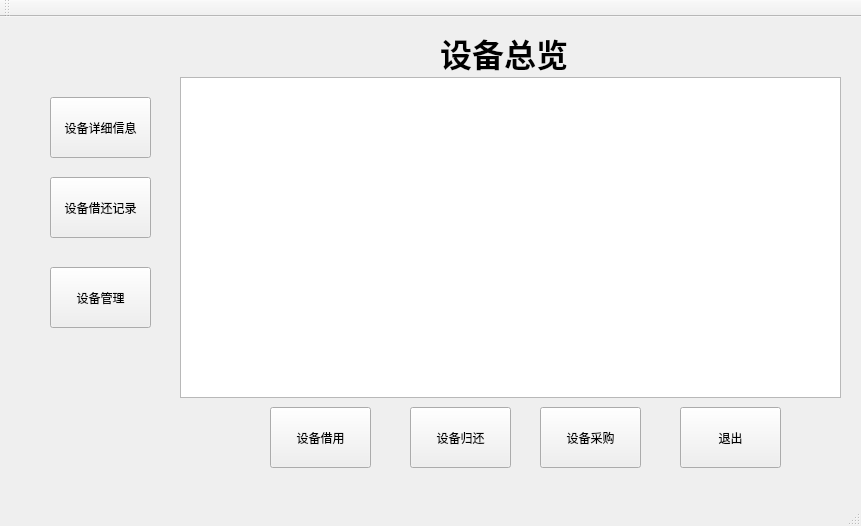
This is src/mainwindow.ui in guanqian1994/EquipmentManagementSystem as Qt 5 draws it before an edit. The edited form follows.
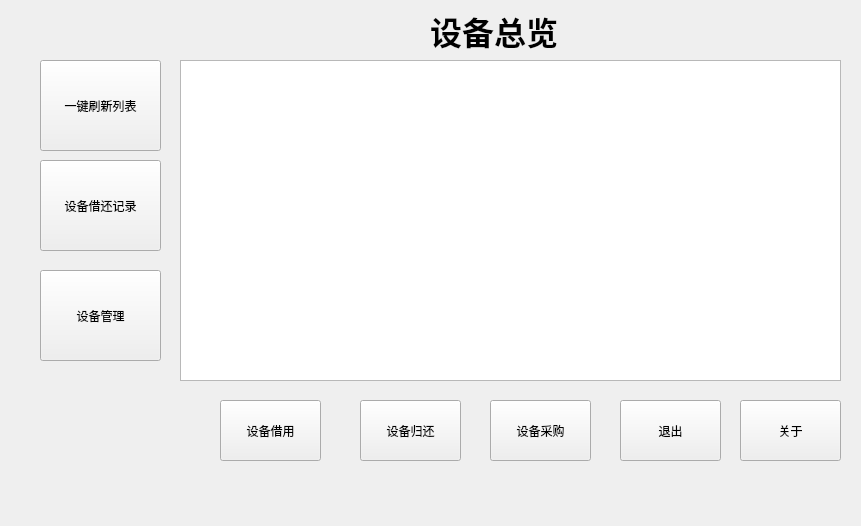
This is the edited form.

The edit to the form file:
```diff
--- a/src/mainwindow.ui
+++ b/src/mainwindow.ui
@@ -27,23 +27,23 @@
    <widget class="QPushButton" name="all">
     <property name="geometry">
      <rect>
-      <x>50</x>
-      <y>80</y>
-      <width>101</width>
-      <height>61</height>
+      <x>40</x>
+      <y>60</y>
+      <width>121</width>
+      <height>91</height>
      </rect>
     </property>
     <property name="text">
-     <string>设备详细信息</string>
+     <string>一键刷新列表</string>
     </property>
    </widget>
    <widget class="QPushButton" name="record">
     <property name="geometry">
      <rect>
-      <x>50</x>
+      <x>40</x>
       <y>160</y>
-      <width>101</width>
-      <height>61</height>
+      <width>121</width>
+      <height>91</height>
      </rect>
     </property>
     <property name="text">
@@ -53,8 +53,8 @@
    <widget class="QPushButton" name="exit">
     <property name="geometry">
      <rect>
-      <x>680</x>
-      <y>390</y>
+      <x>620</x>
+      <y>400</y>
       <width>101</width>
       <height>61</height>
      </rect>
@@ -66,8 +66,8 @@
    <widget class="QPushButton" name="insert">
     <property name="geometry">
      <rect>
-      <x>540</x>
-      <y>390</y>
+      <x>490</x>
+      <y>400</y>
       <width>101</width>
       <height>61</height>
      </rect>
@@ -79,8 +79,8 @@
    <widget class="QPushButton" name="lend">
     <property name="geometry">
      <rect>
-      <x>270</x>
-      <y>390</y>
+      <x>220</x>
+      <y>400</y>
       <width>101</width>
       <height>61</height>
      </rect>
@@ -92,8 +92,8 @@
    <widget class="QPushButton" name="return_2">
     <property name="geometry">
      <rect>
-      <x>410</x>
-      <y>390</y>
+      <x>360</x>
+      <y>400</y>
       <width>101</width>
       <height>61</height>
      </rect>
@@ -105,10 +105,10 @@
    <widget class="QLabel" name="label">
     <property name="geometry">
      <rect>
-      <x>440</x>
+      <x>430</x>
       <y>10</y>
       <width>131</width>
-      <height>51</height>
+      <height>41</height>
      </rect>
     </property>
     <property name="font">
@@ -126,16 +126,29 @@
    <widget class="QPushButton" name="manage">
     <property name="geometry">
      <rect>
-      <x>50</x>
-      <y>250</y>
-      <width>101</width>
-      <height>61</height>
+      <x>40</x>
+      <y>270</y>
+      <width>121</width>
+      <height>91</height>
      </rect>
     </property>
     <property name="text">
      <string>设备管理</string>
     </property>
    </widget>
+   <widget class="QPushButton" name="about">
+    <property name="geometry">
+     <rect>
+      <x>740</x>
+      <y>400</y>
+      <width>101</width>
+      <height>61</height>
+     </rect>
+    </property>
+    <property name="text">
+     <string>关于</string>
+    </property>
+   </widget>
   </widget>
   <widget class="QMenuBar" name="menuBar">
    <property name="geometry">
@@ -146,16 +159,10 @@
      <height>23</height>
     </rect>
    </property>
-  </widget>
-  <widget class="QToolBar" name="mainToolBar">
-   <attribute name="toolBarArea">
-    <enum>TopToolBarArea</enum>
-   </attribute>
-   <attribute name="toolBarBreak">
+   <property name="defaultUp">
     <bool>false</bool>
-   </attribute>
+   </property>
   </widget>
-  <widget class="QStatusBar" name="statusBar"/>
  </widget>
  <layoutdefault spacing="6" margin="11"/>
  <resources/>
```
Left out of the diff: 2 changed lines with no effect on the pictures.
